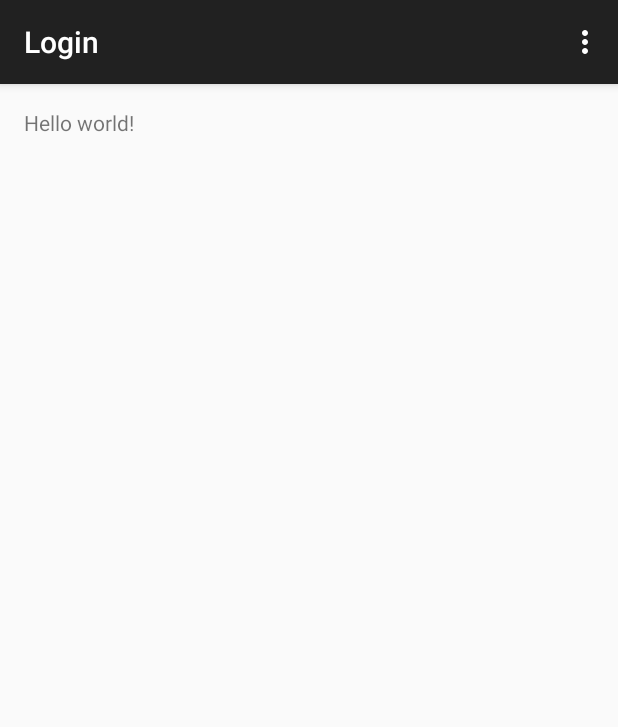
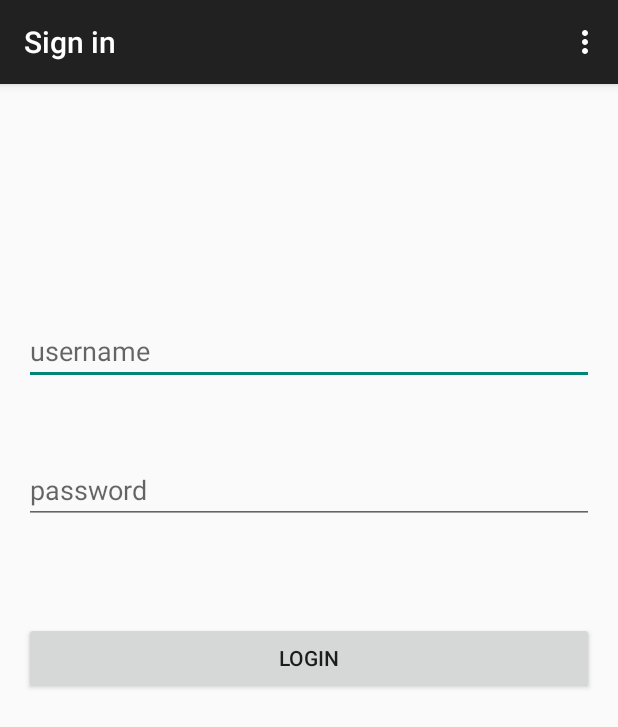
Before and after one commit to jk-gan/Together, an Android app: the LoginActivity screen opened directly, with no data from a screen before it, on a phone screen of 412 x 824 dp. Shown: the top 727 px of the screen. Run offline under Robolectric (Android 15) with nearby library versions, the phone set to English and light mode, and no system bars.

Commit message:
done login

```diff
--- a/app/src/main/AndroidManifest.xml
+++ b/app/src/main/AndroidManifest.xml
@@ -11,6 +11,7 @@
     <uses-permission android:name="android.permission.READ_CONTACTS" />
 
     <application
+        android:name="com.example.micky.together.TogetherApplication"
         android:allowBackup="true"
         android:icon="@mipmap/ic_launcher"
         android:label="@string/app_name"
@@ -21,7 +22,7 @@
         </activity>
         <activity
             android:name=".SignupActivity"
-            android:label="@string/title_activity_login" >
+            android:label="@string/title_activity_signup" >
             <intent-filter>
                 <action android:name="android.intent.action.MAIN" />
 
--- a/app/src/main/java/com/example/micky/together/LoginActivity.java
+++ b/app/src/main/java/com/example/micky/together/LoginActivity.java
@@ -4,15 +4,55 @@ import android.support.v7.app.ActionBarActivity;
 import android.os.Bundle;
 import android.view.Menu;
 import android.view.MenuItem;
+import android.view.View;
+import android.widget.Button;
+import android.widget.EditText;
+import android.widget.Toast;
+
+import com.parse.LogInCallback;
+import com.parse.ParseException;
+import com.parse.ParseUser;
 
 
 public class LoginActivity extends ActionBarActivity {
+
+    protected EditText usernameField;
+    protected EditText passwordField;
+    protected Button loginButton;
 
     @Override
     protected void onCreate(Bundle savedInstanceState) {
         super.onCreate(savedInstanceState);
         setContentView(R.layout.activity_login);
 
+        usernameField = (EditText) findViewById(R.id.usernameLoginEditText);
+        passwordField = (EditText) findViewById(R.id.passwordLoginEditText);
+        loginButton = (Button) findViewById(R.id.loginButton);
+
+        loginButton.setOnClickListener(new View.OnClickListener() {
+            @Override
+            public void onClick(View v) {
+
+                String username = usernameField.getText().toString();
+                String password = passwordField.getText().toString();
+
+                ParseUser.logInInBackground(username, password, new LogInCallback() {
+                    public void done(ParseUser user, ParseException e) {
+                        if (user != null) {
+                            // Hooray! The user is logged in.
+                            Toast toast;
+                            toast = Toast.makeText(getApplicationContext(), "Login Successfully", Toast.LENGTH_SHORT);
+                            toast.show();
+                        } else {
+                            // Signup failed. Look at the ParseException to see what happened.
+                            Toast toast;
+                            toast = Toast.makeText(getApplicationContext(), "Login Failed", Toast.LENGTH_SHORT);
+                            toast.show();
+                        }
+                    }
+                });
+            }
+        });
 
     }
 
--- a/app/src/main/res/layout/activity_login.xml
+++ b/app/src/main/res/layout/activity_login.xml
@@ -6,7 +6,35 @@
     android:paddingBottom="@dimen/activity_vertical_margin"
     tools:context="com.example.micky.together.LoginActivity">
 
-    <TextView android:text="@string/hello_world" android:layout_width="wrap_content"
-        android:layout_height="wrap_content" />
+    <EditText
+        android:layout_width="match_parent"
+        android:layout_height="wrap_content"
+        android:inputType="textPersonName"
+        android:ems="10"
+        android:id="@+id/usernameLoginEditText"
+        android:layout_marginTop="139dp"
+        android:layout_alignParentTop="true"
+        android:layout_centerHorizontal="true"
+        android:hint="username" />
 
+    <EditText
+        android:layout_width="match_parent"
+        android:layout_height="wrap_content"
+        android:inputType="textPassword"
+        android:ems="10"
+        android:id="@+id/passwordLoginEditText"
+        android:layout_marginTop="47dp"
+        android:layout_below="@+id/usernameLoginEditText"
+        android:layout_alignLeft="@+id/usernameLoginEditText"
+        android:layout_alignStart="@+id/usernameLoginEditText"
+        android:hint="password" />
+
+    <Button
+        android:layout_width="match_parent"
+        android:layout_height="wrap_content"
+        android:text="Login"
+        android:id="@+id/loginButton"
+        android:layout_below="@+id/passwordLoginEditText"
+        android:layout_centerHorizontal="true"
+        android:layout_marginTop="65dp" />
 </RelativeLayout>
--- a/app/src/main/res/values/strings.xml
+++ b/app/src/main/res/values/strings.xml
@@ -3,6 +3,7 @@
 
     <string name="hello_world">Hello world!</string>
     <string name="action_settings">Settings</string>
-    <string name="title_activity_login">Login</string>
+    <string name="title_activity_signup">Signup</string>
+    <!--<string name="title_activity_login">Login</string>-->
     <!--<string name="title_activity_login">Login</string>-->
 </resources>
```
Also changed, not shown: app/src/main/java/com/example/micky/together/SignupActivity.java (+3 -8 lines), app/src/main/java/com/example/micky/together/TogetherApplication.java (+29 -1 lines).
